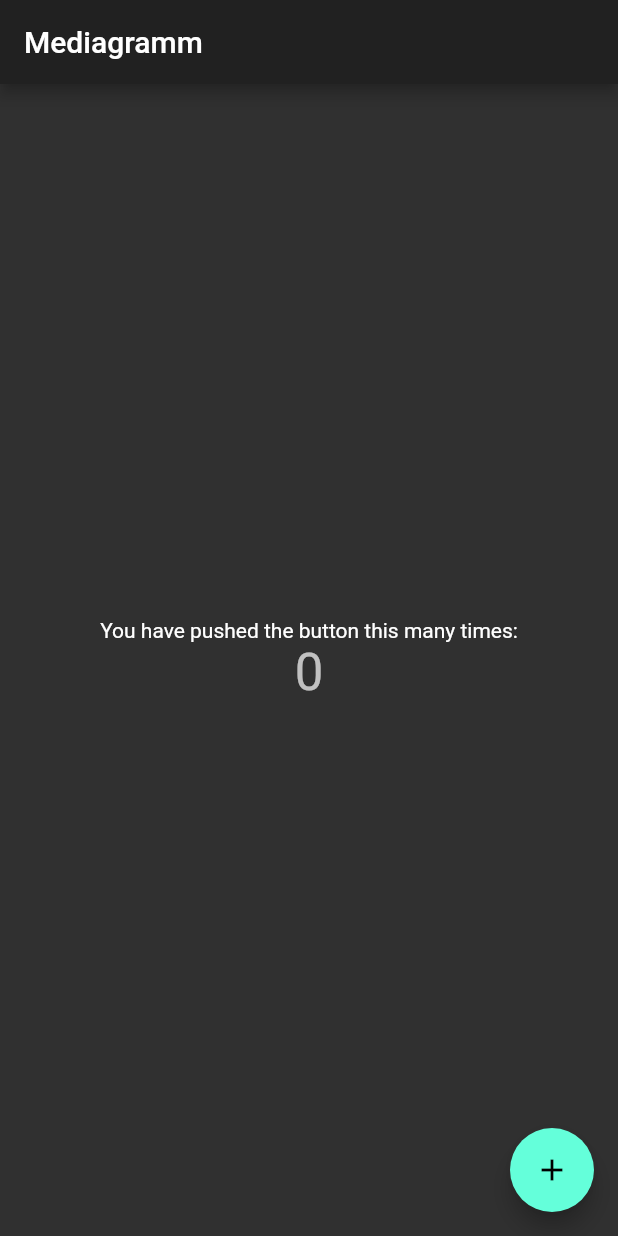
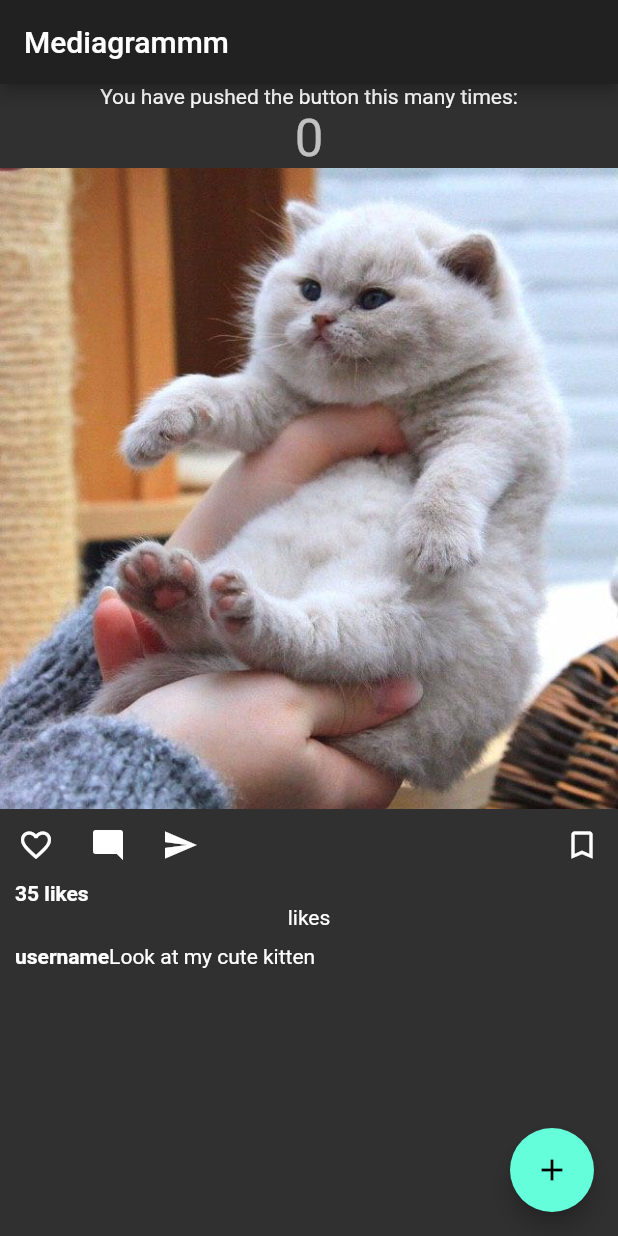
Before and after one commit to Digicat13/Mediashare, a Flutter app: the screen it shows after launch, on a phone screen of 412 x 824 dp. Run offline on Flutter 3.47's test engine with Material 2 defaults, Android fonts, the phone set to English and light mode, and no system bars.

Commit message:
image and buttons

```diff
--- a/lib/main.dart
+++ b/lib/main.dart
@@ -12,7 +12,7 @@ class MyApp extends StatelessWidget {
     return MaterialApp(
       title: 'Flutter Demo',
       theme: ThemeData.dark(),
-      home: MainScreen(title: 'Mediagramm'),
+      home: MainScreen(title: 'Mediagrammm'),
     );
   }
 }
--- a/lib/screens/mainScreen/main_screen.dart
+++ b/lib/screens/mainScreen/main_screen.dart
@@ -1,4 +1,8 @@
 import 'package:flutter/material.dart';
+import 'package:mediaapp/widgets/button_section.dart';
+import 'package:mediaapp/widgets/image_section.dart';
+import 'package:mediaapp/widgets/likes_section.dart';
+import 'package:mediaapp/widgets/title_section.dart';
 
 class MainScreen extends StatefulWidget {
   MainScreen({Key key, this.title}) : super(key: key);
@@ -27,8 +31,9 @@ class _MainScreenState extends State<MainScreen> {
 
         title: Text(widget.title),
       ),
-      body: Center(
-        child: Column(
+      body: Column(
+        children: [
+          Column(
 
           mainAxisAlignment: MainAxisAlignment.center,
           children: <Widget>[
@@ -41,6 +46,11 @@ class _MainScreenState extends State<MainScreen> {
             ),
           ],
         ),
+          imageSection,
+          ButtonSection(35),
+          LikesSection(),
+          titleSection,
+        ],
       ),
       floatingActionButton: FloatingActionButton(
         onPressed: _incrementCounter,
--- /dev/null
+++ b/lib/widgets/button_section.dart
@@ -0,0 +1,99 @@
+import 'package:flutter/material.dart';
+
+class ButtonSection extends StatefulWidget {
+  final int _likesCount;
+  ButtonSection(this._likesCount);
+
+  @override
+  _ButtonSectionState createState() => _ButtonSectionState(_likesCount);
+}
+
+class _ButtonSectionState extends State<ButtonSection> {
+//  final bool isFavourite;
+  int _likesCount;
+  bool _isFavorited = false;
+  bool _isBookmarked = false;
+
+  _ButtonSectionState(
+//    this.isFavourite,
+      this._likesCount);
+
+  @override // Add from this line ...
+  Widget build(BuildContext context) {
+    return Container(
+      child: Column(
+        children: [
+          Row(
+            children: [
+              Expanded(
+                child: Row(
+                  crossAxisAlignment: CrossAxisAlignment.start,
+                  children: [
+                    _buildButton(
+                        (_isFavorited
+                            ? Icon(Icons.favorite, color: Colors.red)
+                            : Icon(Icons.favorite_border)),
+                        _toggleFavorite),
+                    _buildButton(Icon(Icons.mode_comment), _toggleComment),
+                    _buildButton(Icon(Icons.send), _toggleSendPost),
+                  ],
+                ),
+              ),
+              _buildButton(
+                  (_isBookmarked
+                      ? Icon(Icons.bookmark)
+                      : Icon(Icons.bookmark_border)),
+                   _toggleAddBookmark)
+            ],
+          ),
+          Row(
+            children: [
+              Container(
+                padding: const EdgeInsets.symmetric(horizontal: 10),
+                child: Text(
+                  _likesCount.toString() + ' likes',
+                  style: TextStyle(
+                    fontWeight: FontWeight.bold,
+                  ),
+                ),
+              ),
+            ],
+          ),
+        ],
+      ),
+    );
+  }
+
+  void _toggleFavorite() {
+    setState(() {
+      if (_isFavorited) {
+        _likesCount -= 1;
+        _isFavorited = false;
+      } else {
+        _likesCount += 1;
+        _isFavorited = true;
+      }
+    });
+  }
+
+  void _toggleComment() {}
+  void _toggleSendPost() {}
+  void _toggleAddBookmark() {
+    setState(() {
+      if (_isBookmarked) {
+        _isBookmarked = false;
+      } else {
+        _isBookmarked = true;
+      }
+    });
+  }
+}
+
+Widget _buildButton(Icon icon, Function onToggle) {
+  return Container(
+    child: IconButton(
+      icon: icon,
+      onPressed: onToggle,
+    ),
+  );
+}
--- /dev/null
+++ b/lib/widgets/image_section.dart
@@ -0,0 +1,8 @@
+import 'package:flutter/material.dart';
+
+Widget imageSection = Container(
+    child: Image.asset(
+  'lib/assets/images/photo_2020-05-06_20-24-46.jpg',
+
+  fit: BoxFit.cover,
+));
--- /dev/null
+++ b/lib/widgets/likes_section.dart
@@ -0,0 +1,13 @@
+import 'package:flutter/material.dart';
+
+class LikesSection extends  StatefulWidget {
+  @override
+  LikesSectionState createState() => LikesSectionState();
+}
+
+class LikesSectionState extends State<LikesSection> {
+  @override                                  // Add from this line ...
+  Widget build(BuildContext context) {
+    return Text('likes');
+  }
+}
--- a/lib/widgets/title_section.dart
+++ b/lib/widgets/title_section.dart
@@ -1,13 +1,14 @@
 import 'package:flutter/material.dart';
 
-Widget titleSection = Container (
-  padding: const EdgeInsets.all(32),
-  child: Row (
-    children : [
-      Icon(
-        Icons.favorite_border,
-        color
-      ) //Icon
-    ]
-  ) //Row
-)
+Widget titleSection = Container(
+  padding: const EdgeInsets.all(10),
+  child: Row(
+    children: [
+        Text('username',
+            style: TextStyle(
+              fontWeight: FontWeight.bold,
+            )),
+        Text('Look at my cute kitten',),
+    ],
+  ),
+);
--- a/pubspec.yaml
+++ b/pubspec.yaml
@@ -43,6 +43,8 @@ flutter:
   # included with your application, so that you can use the icons in
   # the material Icons class.
   uses-material-design: true
+  assets:
+    - lib/assets/images/photo_2020-05-06_20-24-46.jpg
 
   # To add assets to your application, add an assets section, like this:
   # assets:
```
